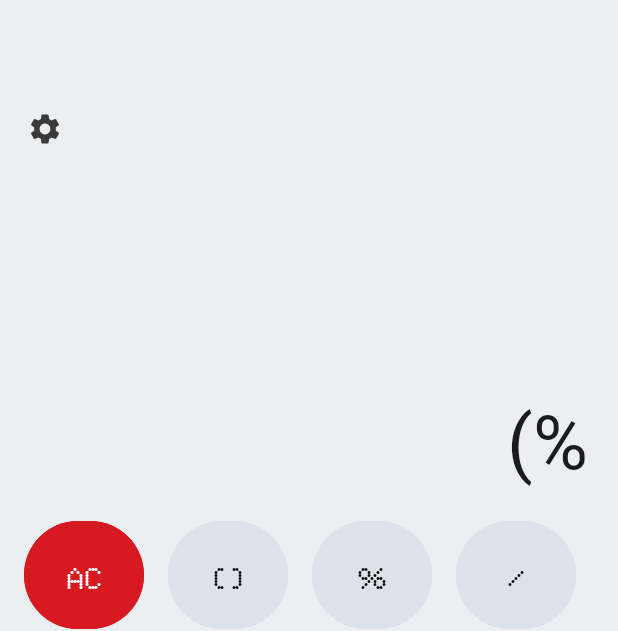
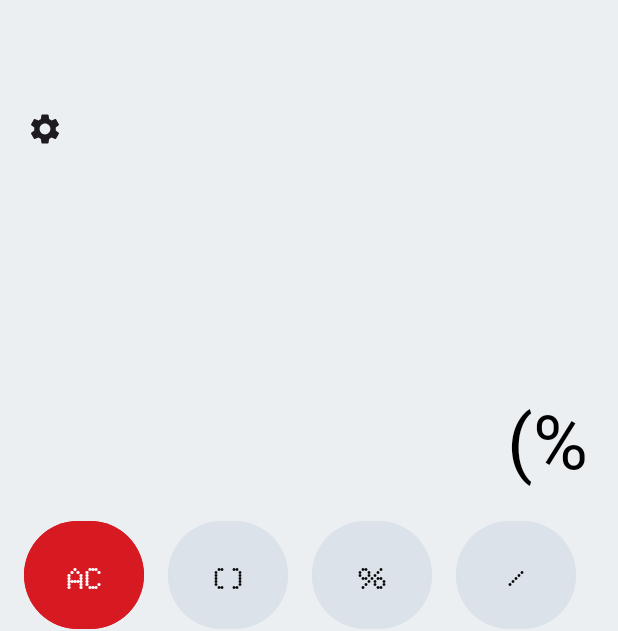
Before and after one commit to Cyrus-Gahatraj/Noth-Calculator, an Android app: the screen it shows after launch (MainActivity), after a tap on an icon or button, on a phone screen of 412 x 824 dp. Shown: the top 631 px of the screen. Run offline under Robolectric (Android 15) with nearby library versions, the phone set to English and light mode, and no system bars; libraries missing offline, so code that uses them is left out: com.jakewharton.threetenabp; 1 statement that could not run was skipped; 3 other taps on this screen came first.

Commit message:
fix: theme is properly implemented now

```diff
--- a/app/src/main/java/com/example/nothcalculator/NothCalculatorApp.kt
+++ b/app/src/main/java/com/example/nothcalculator/NothCalculatorApp.kt
@@ -1,11 +1,27 @@
 package com.example.nothcalculator
 
 import android.app.Application
+import android.content.Context
+import androidx.appcompat.app.AppCompatDelegate
 import com.jakewharton.threetenabp.AndroidThreeTen
 
 class NothCalculatorApp : Application() {
     override fun onCreate() {
         super.onCreate()
-        AndroidThreeTen.init(this) // Initialize ThreeTenBP
+        AndroidThreeTen.init(this)
+        applySavedTheme()
+    }
+
+    private fun applySavedTheme() {
+        val sharedPreferences = getSharedPreferences("Mode", Context.MODE_PRIVATE)
+        val isNightMode = sharedPreferences.getBoolean("night", false)
+
+        val nightMode = if (isNightMode) {
+            AppCompatDelegate.MODE_NIGHT_YES
+        } else {
+            AppCompatDelegate.MODE_NIGHT_NO
+        }
+
+        AppCompatDelegate.setDefaultNightMode(nightMode)
     }
 }
--- a/app/src/main/res/values-night/themes.xml
+++ b/app/src/main/res/values-night/themes.xml
@@ -1,23 +1,23 @@
 <resources xmlns:tools="http://schemas.android.com/tools">
     <!-- Base application theme. -->
     <style name="Base.Theme.NothCalculator" parent="Theme.Material3.DayNight.NoActionBar">
-        <!-- Customize your light theme here. -->
-        <!-- <item name="colorPrimary">@color/my_light_primary</item> -->
-        <item name="background">@color/black</item>
+        <!-- Customize your dark theme here. -->
+        <item name="android:background">@color/black</item>
+        <item name="android:textColor">@color/white</item>
         <item name="android:fontFamily">@font/noto_sans</item>
     </style>
 
     <style name="SettingIcon">
         <item name="android:background">?attr/selectableItemBackgroundBorderless</item>
-        <item name="tint">@color/steel</item>
+        <item name="tint">?attr/colorOnBackground</item>
     </style>
 
     <style name="ModesCard">
-        <item name="colorOnBackground">@color/black</item>
+        <item name="colorOnBackground">@color/full_white</item>
         <item name="android:gravity">center</item>
         <item name="android:textSize">18sp</item>
         <item name="android:background">@color/grey</item>
-        <item name="android:textStyle">bold </item>
+        <item name="android:textStyle">bold</item>
     </style>
 
     <style name="Text.Heading" parent="TextAppearance.AppCompat">
--- a/app/src/main/res/values/themes.xml
+++ b/app/src/main/res/values/themes.xml
@@ -2,29 +2,29 @@
     <!-- Base application theme. -->
     <style name="Base.Theme.NothCalculator" parent="Theme.Material3.DayNight.NoActionBar">
         <!-- Customize your light theme here. -->
-        <!-- <item name="colorPrimary">@color/my_light_primary</item> -->
         <item name="android:background">@color/white</item>
-        <item name="android:textColor">@color/black</item>
+        <item name="android:textColor">@color/full_black</item>
         <item name="android:fontFamily">@font/noto_sans</item>
     </style>
 
     <style name="SettingIcon">
         <item name="android:background">?attr/selectableItemBackgroundBorderless</item>
-        <item name="tint">@color/light_grey</item>
+        <item name="tint">?attr/colorOnBackground</item>
     </style>
 
     <style name="ModesCard">
-        <item name="colorOnBackground">@color/black</item>
+        <item name="colorOnBackground">@color/full_black</item>
         <item name="android:gravity">center</item>
         <item name="android:textSize">18sp</item>
         <item name="android:background">@color/steel</item>
-        <item name="android:textStyle">bold </item>
+        <item name="android:textStyle">bold</item>
     </style>
 
 
     <style name="Text.Heading" parent="TextAppearance.AppCompat">
         <item name="android:fontFamily">@font/ndot</item>
         <item name="android:textSize">50sp</item>
+        <item name="android:textColor">@color/full_black</item>
     </style>
 
     <style name="Button.Digits" parent="Button.Base">
```
Also changed, not shown: 1 other file.
